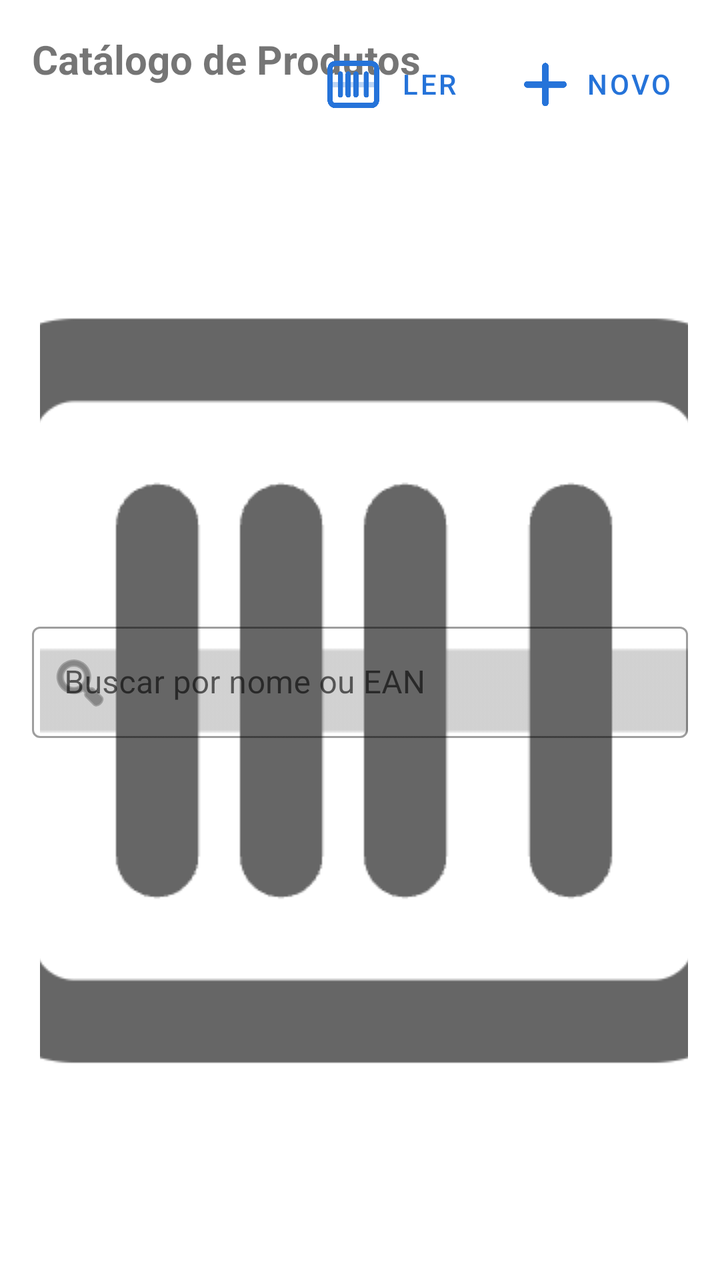
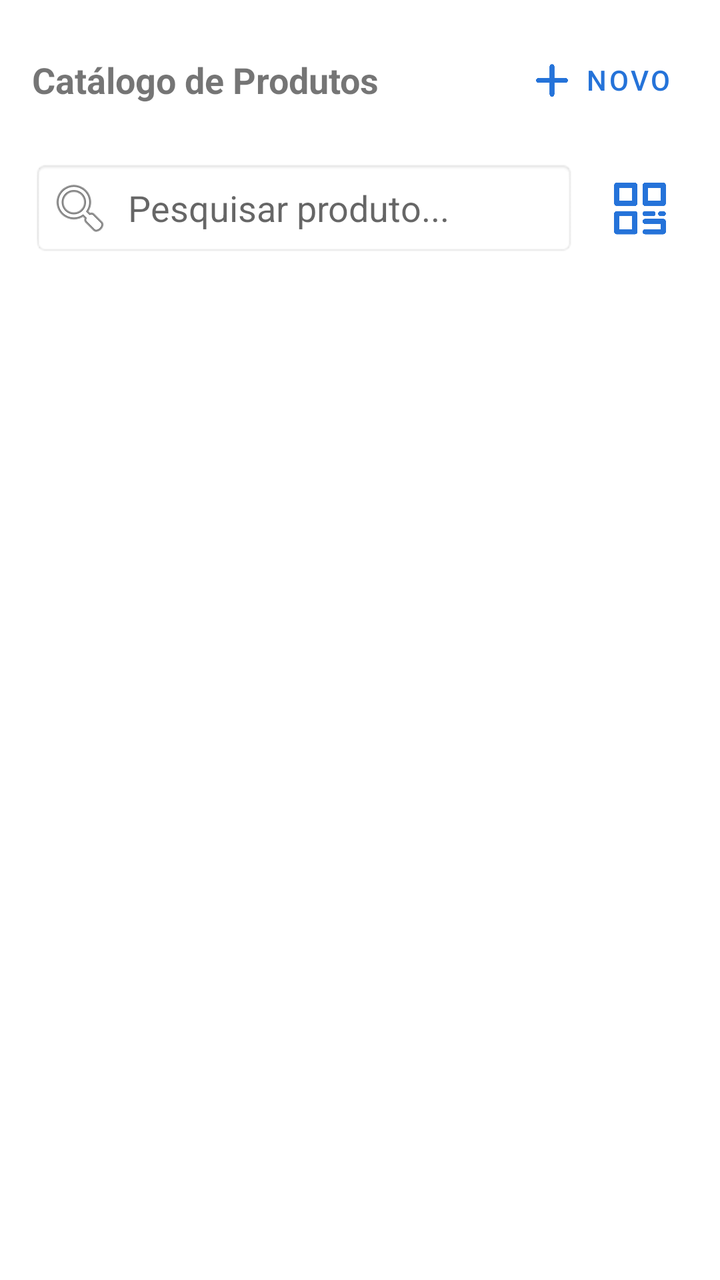

Two renders of the same Android screen: before a commit and after it. Below are the layout's source before the change and the commit's diff.
<!-- AndroidManifest.xml: application theme Theme.PistaLimpa -->
<!-- res/layout/fragment_admin_products.xml -->
<?xml version="1.0" encoding="utf-8"?>
<LinearLayout xmlns:android="http://schemas.android.com/apk/res/android"
    xmlns:app="http://schemas.android.com/apk/res-auto"
    android:layout_width="match_parent"
    android:layout_height="match_parent"
    android:orientation="vertical"
    android:padding="16dp">

    <RelativeLayout
        android:layout_width="match_parent"
        android:layout_height="wrap_content"
        android:layout_marginBottom="16dp">

        <TextView
            android:layout_width="wrap_content"
            android:layout_height="wrap_content"
            android:text="Catálogo de Produtos"
            android:textSize="20sp"
            android:textStyle="bold" />

        <com.google.android.material.button.MaterialButton
            android:id="@+id/btnScanProductCat"
            style="@style/Widget.MaterialComponents.Button.TextButton"
            android:layout_width="wrap_content"
            android:layout_height="wrap_content"
            android:layout_toStartOf="@id/btnNovoProduto"
            android:layout_marginEnd="8dp"
            android:text="LER"
            app:icon="@drawable/leitor"
            app:iconSize="32dp" />

        <com.google.android.material.button.MaterialButton
            android:id="@+id/btnNovoProduto"
            style="@style/Widget.MaterialComponents.Button.TextButton"
            android:layout_width="wrap_content"
            android:layout_height="wrap_content"
            android:layout_alignParentEnd="true"
            android:text="NOVO"
            app:icon="@drawable/adicionar"
            app:iconSize="32dp" />
    </RelativeLayout>

    <com.google.android.material.textfield.TextInputLayout
        android:id="@+id/tilSearchProduct"
        style="@style/Widget.MaterialComponents.TextInputLayout.OutlinedBox"
        android:layout_width="match_parent"
        android:layout_height="wrap_content"
        android:layout_marginBottom="8dp"
        android:hint="Buscar por nome ou EAN"
        app:startIconDrawable="@android:drawable/ic_menu_search"
        app:endIconMode="custom"
        app:endIconDrawable="@drawable/leitor">

        <com.google.android.material.textfield.TextInputEditText
            android:id="@+id/etSearchProduct"
            android:layout_width="match_parent"
            android:layout_height="wrap_content"
            android:inputType="text" />
    </com.google.android.material.textfield.TextInputLayout>

    <androidx.recyclerview.widget.RecyclerView
        android:id="@+id/rvProductManagement"
        android:layout_width="match_parent"
        android:layout_height="match_parent"
        android:clipToPadding="false"
        android:paddingBottom="80dp" />

</LinearLayout>
<!-- resources referenced by this layout -->
<resources>
  <!-- drawable adicionar: png bitmap (drawable, 8726 bytes) -->
  <!-- drawable leitor: png bitmap (drawable, 13046 bytes) -->
  <style name="Theme.PistaLimpa" parent="Theme.MaterialComponents.DayNight.DarkActionBar">
          
          <item name="colorPrimary">@color/purple_500</item>
          <item name="colorPrimaryVariant">@color/purple_700</item>
          <item name="colorOnPrimary">@color/white</item>
          
          <item name="colorSecondary">@color/teal_200</item>
          <item name="colorSecondaryVariant">@color/teal_700</item>
          <item name="colorOnSecondary">@color/black</item>
          
          <item name="android:statusBarColor">?attr/colorPrimaryVariant</item>
          
      </style>
  <color name="purple_500">#2573D9</color>
  <color name="purple_700">#2573D9</color>
  <color name="white">#F2F2F2</color>
  <color name="teal_200">#FF03DAC5</color>
  <color name="teal_700">#FF018786</color>
  <color name="black">#FF000000</color>
</resources>

<!-- the commit's change to res/layout/fragment_admin_products.xml (unified diff, before → after) -->
@@ -6,57 +6,65 @@
     android:orientation="vertical"
     android:padding="16dp">
 
-    <RelativeLayout
+    
+    <LinearLayout
         android:layout_width="match_parent"
         android:layout_height="wrap_content"
+        android:gravity="center_vertical"
+        android:orientation="horizontal"
         android:layout_marginBottom="16dp">
 
         <TextView
-            android:layout_width="wrap_content"
+            android:layout_width="0dp"
             android:layout_height="wrap_content"
+            android:layout_weight="1"
             android:text="Catálogo de Produtos"
-            android:textSize="20sp"
+            android:textSize="18sp"
             android:textStyle="bold" />
-
-        <com.google.android.material.button.MaterialButton
-            android:id="@+id/btnScanProductCat"
-            style="@style/Widget.MaterialComponents.Button.TextButton"
-            android:layout_width="wrap_content"
-            android:layout_height="wrap_content"
-            android:layout_toStartOf="@id/btnNovoProduto"
-            android:layout_marginEnd="8dp"
-            android:text="LER"
-            app:icon="@drawable/leitor"
-            app:iconSize="32dp" />
 
         <com.google.android.material.button.MaterialButton
             android:id="@+id/btnNovoProduto"
             style="@style/Widget.MaterialComponents.Button.TextButton"
             android:layout_width="wrap_content"
             android:layout_height="wrap_content"
-            android:layout_alignParentEnd="true"
             android:text="NOVO"
             app:icon="@drawable/adicionar"
-            app:iconSize="32dp" />
-    </RelativeLayout>
+            app:iconSize="24dp" />
+    </LinearLayout>
 
-    <com.google.android.material.textfield.TextInputLayout
-        android:id="@+id/tilSearchProduct"
-        style="@style/Widget.MaterialComponents.TextInputLayout.OutlinedBox"
+    
+    <LinearLayout
         android:layout_width="match_parent"
         android:layout_height="wrap_content"
-        android:layout_marginBottom="8dp"
-        android:hint="Buscar por nome ou EAN"
-        app:startIconDrawable="@android:drawable/ic_menu_search"
-        app:endIconMode="custom"
-        app:endIconDrawable="@drawable/leitor">
+        android:orientation="horizontal"
+        android:gravity="center_vertical"
+        android:layout_marginBottom="16dp">
 
-        <com.google.android.material.textfield.TextInputEditText
-            android:id="@+id/etSearchProduct"
-            android:layout_width="match_parent"
-            android:layout_height="wrap_content"
-            android:inputType="text" />
-    </com.google.android.material.textfield.TextInputLayout>
+        <EditText
+            android:id="@+id/etSearchInventory"
+            android:layout_width="0dp"
+            android:layout_height="48dp"
+            android:layout_weight="1"
+            android:background="@android:drawable/editbox_background"
+            android:drawableStart="@android:drawable/ic_menu_search"
+            android:drawablePadding="8dp"
+            android:hint="Pesquisar produto..."
+            android:imeOptions="actionSearch"
+            android:inputType="text"
+            android:padding="8dp" />
+
+        <ImageButton
+            android:id="@+id/btnBarcodeScanner"
+            android:layout_width="48dp"
+            android:layout_height="48dp"
+            android:layout_marginStart="8dp"
+            android:background="?attr/selectableItemBackgroundBorderless"
+            android:contentDescription="Escanear Código de Barras"
+            android:padding="8dp"
+            android:scaleType="fitCenter"
+            android:src="@drawable/qrcode"
+            app:tint="?attr/colorPrimary" />
+    </LinearLayout>
 
     <androidx.recyclerview.widget.RecyclerView
         android:id="@+id/rvProductManagement"
<!-- resource entries referenced after the edit -->
@@ -1,7 +1,7 @@
 <!-- resources referenced by this layout -->
 <resources>
   <!-- drawable adicionar: png bitmap (drawable, 8726 bytes) -->
-  <!-- drawable leitor: png bitmap (drawable, 13046 bytes) -->
+  <!-- drawable qrcode: png bitmap (drawable, 11988 bytes) -->
   <style name="Theme.PistaLimpa" parent="Theme.MaterialComponents.DayNight.DarkActionBar">
           
           <item name="colorPrimary">@color/purple_500</item>
